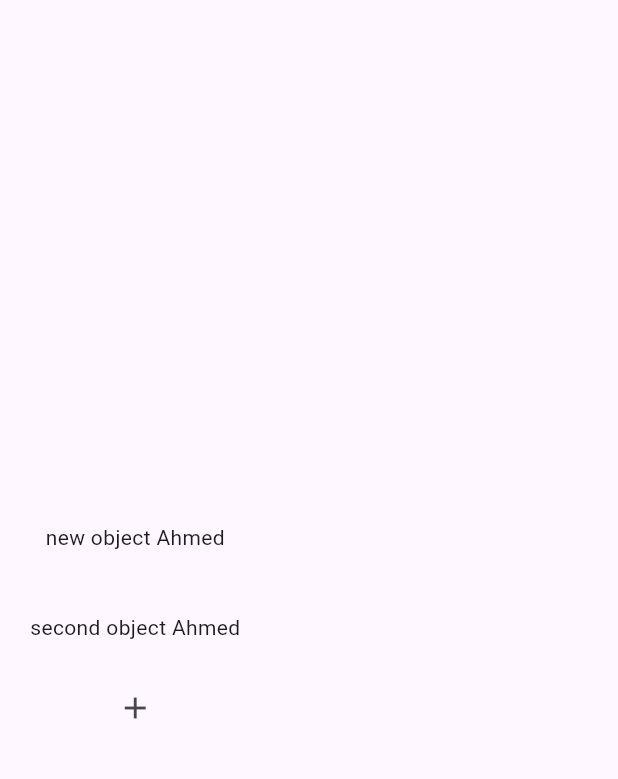
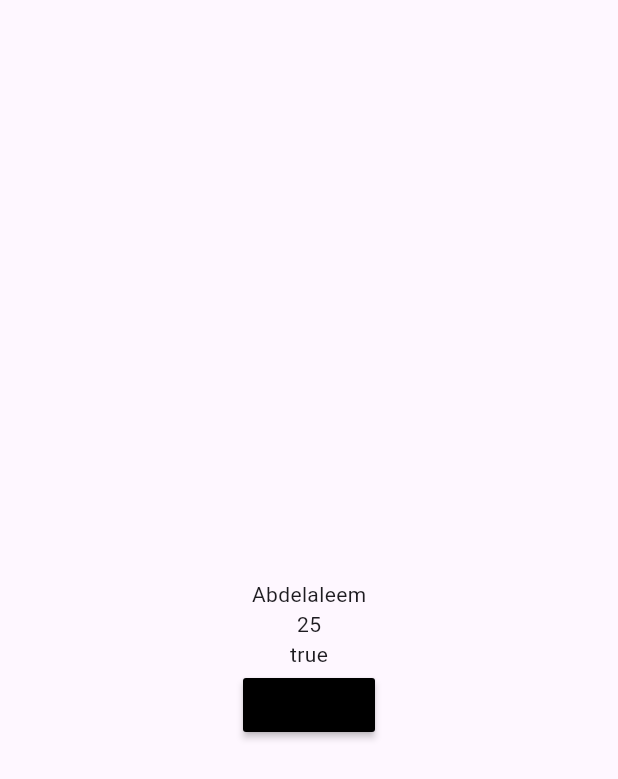
Before and after one commit to abdelaleem0/flutter_learning, a Flutter app: the screen it shows after launch, on a phone screen of 412 x 824 dp. Shown: the top 779 px of the screen. Run offline on Flutter 3.47's test engine with Material 3 defaults, Android fonts, the phone set to English and light mode, and no system bars; our stand-ins replace bloc, device_info_plus, easy_localization, equatable, firebase_core, firebase_messaging and 3 more; missing offline and left inert: flutter_background_service, flutter_background_service_android; accounts and stored records are empty.

Commit message:
know how to use didUpdateWidget

```diff
--- a/lib/main.dart
+++ b/lib/main.dart
@@ -11,6 +11,7 @@ import 'package:learning_flutter/bloc/life_cycle_bloc/life_cycle_cubit.dart';
 import 'package:flutter_background_service_android/flutter_background_service_android.dart';
 import 'package:flutter_local_notifications/flutter_local_notifications.dart';
 import 'package:learning_flutter/oop/copy_constructor/copy_constructor_page.dart';
+import 'package:learning_flutter/state_full_life_cycle/life_cycle_page.dart';
 import 'package:shared_preferences/shared_preferences.dart';
 
 Future<void> main() async {
@@ -40,7 +41,7 @@ class MyApp extends StatelessWidget {
         theme: ThemeData(
           primarySwatch: Colors.blue,
         ),
-        home: const CopyConstructorPage(),
+        home: const ParentPage(),
       ),
     );
   }
@@ -175,7 +176,7 @@ void onStart(ServiceInstance service) async {
     }
 
     /// you can see this log in logcat
-    print('FLUTTER BACKGROUND SERVICE: ${DateTime.now()}');
+    // print('FLUTTER BACKGROUND SERVICE: ${DateTime.now()}');
 
     // test using external plugin
     final deviceInfo = DeviceInfoPlugin();
--- a/lib/state_full_life_cycle/life_cycle_page.dart
+++ b/lib/state_full_life_cycle/life_cycle_page.dart
@@ -1,94 +1,126 @@
+import 'package:equatable/equatable.dart';
 import 'package:flutter/material.dart';
 import 'package:flutter_bloc/flutter_bloc.dart';
 import 'package:learning_flutter/state_full_life_cycle/life_cycle_cubit.dart';
 import 'package:learning_flutter/state_full_life_cycle/life_cycle_state.dart';
-
-class Parent extends StatelessWidget {
-  const Parent({Key? key}) : super(key: key);
+class ParentPage extends StatelessWidget {
+  const ParentPage({Key? key}) : super(key: key);
 
   @override
   Widget build(BuildContext context) {
     return BlocProvider(
       create: (context) => LifeCycleCubit(),
-      child: const LifeCyclePage(),
+      child: const FirstLifeCyclePage(),
     );
   }
 }
 
+class FirstLifeCyclePage extends StatefulWidget {
+  const FirstLifeCyclePage({super.key});
+
+  @override
+  State<FirstLifeCyclePage> createState() => _FirstLifeCyclePageState();
+}
+
+class _FirstLifeCyclePageState extends State<FirstLifeCyclePage> {
+  final PlayerEntity firstPlayer = const PlayerEntity(name: "Abdelaleem", age: 25, married: true);
+  final PlayerEntity secondPlayer = const PlayerEntity(name: "medo", age: 10, married: false);
+  bool isFirstPlayer=true;
+  void getPlayer(){
+    isFirstPlayer=!isFirstPlayer;
+    setState(() {
+
+    });
+
+  }
+  @override
+  Widget build(BuildContext context) {
+    return Scaffold(
+      appBar: AppBar(),
+      body: Column(
+        mainAxisAlignment: MainAxisAlignment.center,
+        crossAxisAlignment: CrossAxisAlignment.center,
+        children: [
+          Center(
+            child: LifeCyclePage(
+              player: isFirstPlayer ? firstPlayer : secondPlayer,
+            ),
+          ),
+          MaterialButton(onPressed:  getPlayer,
+          color: Colors.black),
+        ],
+      ),
+    );
+  }
+}
+
+
+
 class LifeCyclePage extends StatefulWidget {
+  final PlayerEntity player;
 
-  const LifeCyclePage({Key? key}) : super(key: key);
+  const  LifeCyclePage({Key? key, required this.player}) : super(key: key);
 
   @override
   LifeCyclePageState createState() => LifeCyclePageState();
 }
 
 class LifeCyclePageState extends State<LifeCyclePage> {
+
   @override
   void initState() {
-    print('initState in first page');
+    print('initState');
     super.initState();
   }
 
 
-
+  @override
+  void didChangeDependencies() {
+    print('didChangeDependencies ');
+    super.didChangeDependencies();
+  }
 
   @override
+  void didUpdateWidget(covariant LifeCyclePage oldWidget) {
+    print('didUpdateWidget ');
+    super.didUpdateWidget(oldWidget);
+  }
+  @override
+  void deactivate() {
+    print('deactivate ');
+    super.deactivate();
+  }
+  @override
   void dispose() {
-    print('dispose in first page');
+    print('dispose in ');
 
     super.dispose();
 
   }
   @override
   Widget build(BuildContext context) {
-    return Scaffold(
-      body: BlocBuilder<LifeCycleCubit, LifeCycleState>(
-        builder: (context, state) {
-          return Column(
-            crossAxisAlignment: CrossAxisAlignment.center,
-            mainAxisAlignment: MainAxisAlignment.center,
-            children: [
-              Center(child: InkWell(
-                onTap: () {
-                  Navigator.push(context, MaterialPageRoute(builder: (context) =>const LifeCycleSecondPage() ,));
-                },
-
-                  child: Text(state.value.toString()))),
-            ],
-          );
-        },
-      ),
+    print('build=====> ${widget.player.name}');
+    return Column(
+      children: [
+        Text(widget.player.name),
+        Text(widget.player.age.toString()),
+        Text(widget.player.married.toString()),
+      ],
     );
   }
 }
-class LifeCycleSecondPage extends StatefulWidget {
-  const LifeCycleSecondPage({Key? key}) : super(key: key);
+
+class PlayerEntity extends Equatable {
+  final String name;
+
+  final int age;
+
+  final bool married;
+
+  const PlayerEntity(
+      {required this.name, required this.age, required this.married});
 
   @override
-  State<LifeCycleSecondPage> createState() => _LifeCycleSecondPageState();
+  List<Object?> get props => [name, age, married];
+
 }
-
-class _LifeCycleSecondPageState extends State<LifeCycleSecondPage> {
-  @override
-  void initState() {
-    print('initState second page ');
-    super.initState();
-  }
-  @override
-  void dispose() {
-    print('dispose in second page');
-    super.dispose();
-  }
-  @override
-  void deactivate() {
-    print('deactivate in second page');
-    super.deactivate();
-  }
-  @override
-  Widget build(BuildContext context) {
-    return Scaffold(
-       appBar: AppBar(),
-    );
-  }
-}
```
Also changed, not shown: pubspec.lock, 3 other files.
